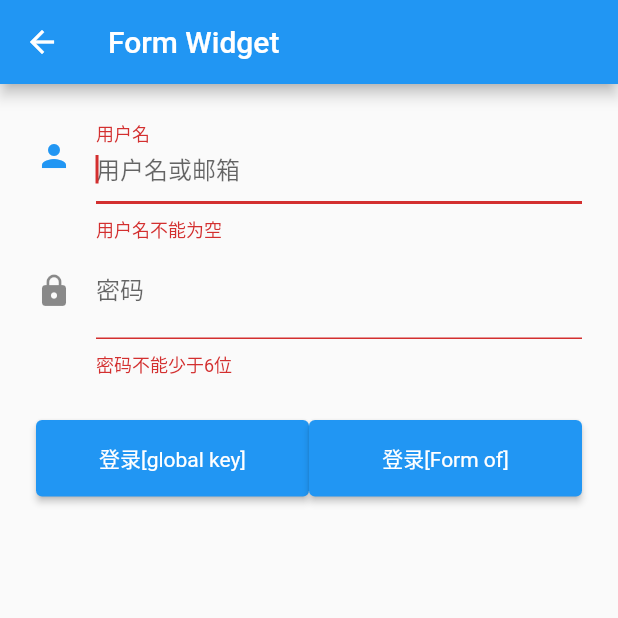
After one commit to zincPower/flutter-study-2021, a Flutter app: the FormWidgetRoute screen opened directly, on a phone screen of 412 x 824 dp, the top half of it. The commit adds this screen. Run offline on Flutter 3.47's test engine with Material 2 defaults, Android fonts, the phone set to English and light mode, and no system bars.

Commit message:
feat: 增加 form

```diff
--- /dev/null
+++ b/lib/widget/form_widget_page.dart
@@ -0,0 +1,127 @@
+import 'package:flutter/material.dart';
+
+/// 表单
+class FormWidgetRoute extends StatefulWidget {
+  @override
+  _FormWidgetRouteState createState() => new _FormWidgetRouteState();
+}
+
+class _FormWidgetRouteState extends State<FormWidgetRoute> {
+  TextEditingController _unameController = new TextEditingController();
+  TextEditingController _pwdController = new TextEditingController();
+  GlobalKey _formKey = new GlobalKey<FormState>();
+
+  @override
+  Widget build(BuildContext context) {
+    return Scaffold(
+      appBar: AppBar(
+        title: Text("Form Widget"),
+      ),
+      body: Padding(
+        padding: const EdgeInsets.symmetric(
+          vertical: 16.0,
+          horizontal: 24.0,
+        ),
+        child: Form(
+          key: _formKey, // 设置globalKey，用于后面获取 FormState
+          // autovalidate: true, //开启自动校验[已废弃，使用 autovalidateMode 代替]
+          // 自动校验
+          autovalidateMode: AutovalidateMode.always,
+          child: Column(
+            children: <Widget>[
+              TextFormField(
+                  autofocus: true,
+                  controller: _unameController,
+                  decoration: InputDecoration(
+                      labelText: "用户名",
+                      hintText: "用户名或邮箱",
+                      icon: Icon(Icons.person)),
+                  // 校验用户名
+                  validator: (v) {
+                    return v!.trim().length > 0 ? null : "用户名不能为空";
+                  }),
+              TextFormField(
+                  controller: _pwdController,
+                  decoration: InputDecoration(
+                      labelText: "密码",
+                      hintText: "您的登录密码",
+                      icon: Icon(Icons.lock)),
+                  obscureText: true,
+                  // 校验密码
+                  validator: (v) {
+                    return v!.trim().length > 5 ? null : "密码不能少于6位";
+                  }),
+              // 登录按钮
+              Padding(
+                padding: const EdgeInsets.only(top: 28.0),
+                child: Row(
+                  children: <Widget>[
+                    Expanded(
+                      child: ElevatedButton(
+                        child: Text("登录[global key]"),
+                        style: ButtonStyle(
+                          backgroundColor:
+                              MaterialStateProperty.resolveWith((states) {
+                            return Theme.of(context).primaryColor;
+                          }),
+                          textStyle:
+                              MaterialStateProperty.resolveWith((states) {
+                            return TextStyle(
+                              color: Theme.of(context).primaryColor,
+                            );
+                          }),
+                          padding: MaterialStateProperty.resolveWith((states) {
+                            return EdgeInsets.all(15.0);
+                          }),
+                        ),
+                        onPressed: () {
+                          // 在这里不能通过此方式获取FormState，context 不对
+                          // print(Form.of(context));
+
+                          // 通过_formKey.currentState 获取FormState后，
+                          // 调用validate()方法校验用户名密码是否合法，校验
+                          // 通过后再提交数据。
+                          if ((_formKey.currentState as FormState).validate()) {
+                            // 验证通过提交数据
+                          }
+                        },
+                      ),
+                    ),
+                    Expanded(
+                      child: Builder(builder: (context) {
+                        return ElevatedButton(
+                          child: Text("登录[Form of]"),
+                          style: ButtonStyle(
+                            backgroundColor:
+                                MaterialStateProperty.resolveWith((states) {
+                              return Theme.of(context).primaryColor;
+                            }),
+                            textStyle:
+                                MaterialStateProperty.resolveWith((states) {
+                              return TextStyle(
+                                color: Theme.of(context).primaryColor,
+                              );
+                            }),
+                            padding:
+                                MaterialStateProperty.resolveWith((states) {
+                              return EdgeInsets.all(15.0);
+                            }),
+                          ),
+                          onPressed: () {
+                            if ((Form.of(context) as FormState).validate()) {
+                              // 验证通过提交数据
+                            }
+                          },
+                        );
+                      }),
+                    ),
+                  ],
+                ),
+              )
+            ],
+          ),
+        ),
+      ),
+    );
+  }
+}
--- a/lib/widget/widget_main.dart
+++ b/lib/widget/widget_main.dart
@@ -1,11 +1,12 @@
 import 'package:flutter/material.dart';
 import 'package:flutter_study_2021/widget/button_widget_page.dart';
+import 'package:flutter_study_2021/widget/form_widget_page.dart';
 import 'package:flutter_study_2021/widget/image_widget_page.dart';
 import 'package:flutter_study_2021/widget/switch_widget_page.dart';
 import 'package:flutter_study_2021/widget/text_widget_page.dart';
-import 'package:flutter_study_2021/widget/textfield_focus_node_page.dart';
-import 'package:flutter_study_2021/widget/textfield_theme_page.dart';
-import 'package:flutter_study_2021/widget/textfield_widget_page.dart';
+import 'package:flutter_study_2021/widget/textfield/textfield_focus_node_page.dart';
+import 'package:flutter_study_2021/widget/textfield/textfield_theme_page.dart';
+import 'package:flutter_study_2021/widget/textfield/textfield_widget_page.dart';
 
 void main() {
   runApp(MyApp());
@@ -153,6 +154,17 @@ class _MyHomePageState extends State<MyHomePage> {
               },
               child: Text('Textfield theme widget Page'),
             ),
+            TextButton(
+              onPressed: () {
+                Navigator.push(
+                  context,
+                  MaterialPageRoute(
+                    builder: (context) => FormWidgetRoute(),
+                  ),
+                );
+              },
+              child: Text('Form widget Page'),
+            ),
           ],
         ),
       ),
```
Also changed, not shown: lib/widget/textfield/textfield_focus_node_page.dart (renamed from lib/widget/textfield_focus_node_page.dart), lib/widget/textfield/textfield_theme_page.dart (renamed from lib/widget/textfield_theme_page.dart), lib/widget/textfield/textfield_widget_page.dart (renamed from lib/widget/textfield_widget_page.dart).
